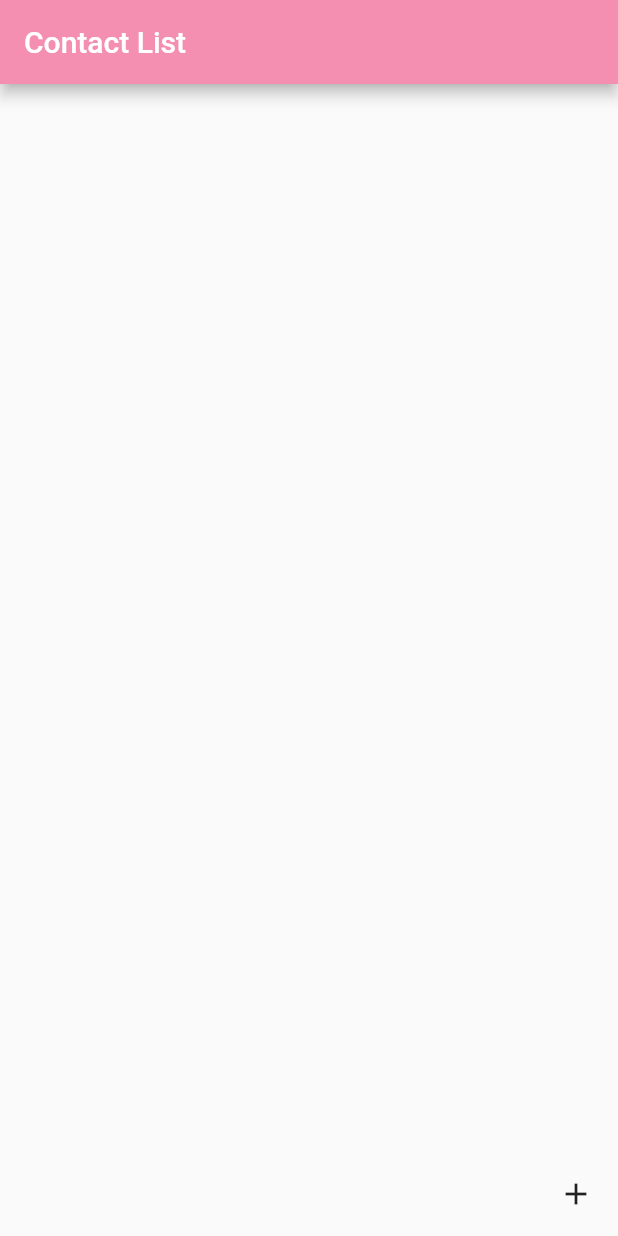
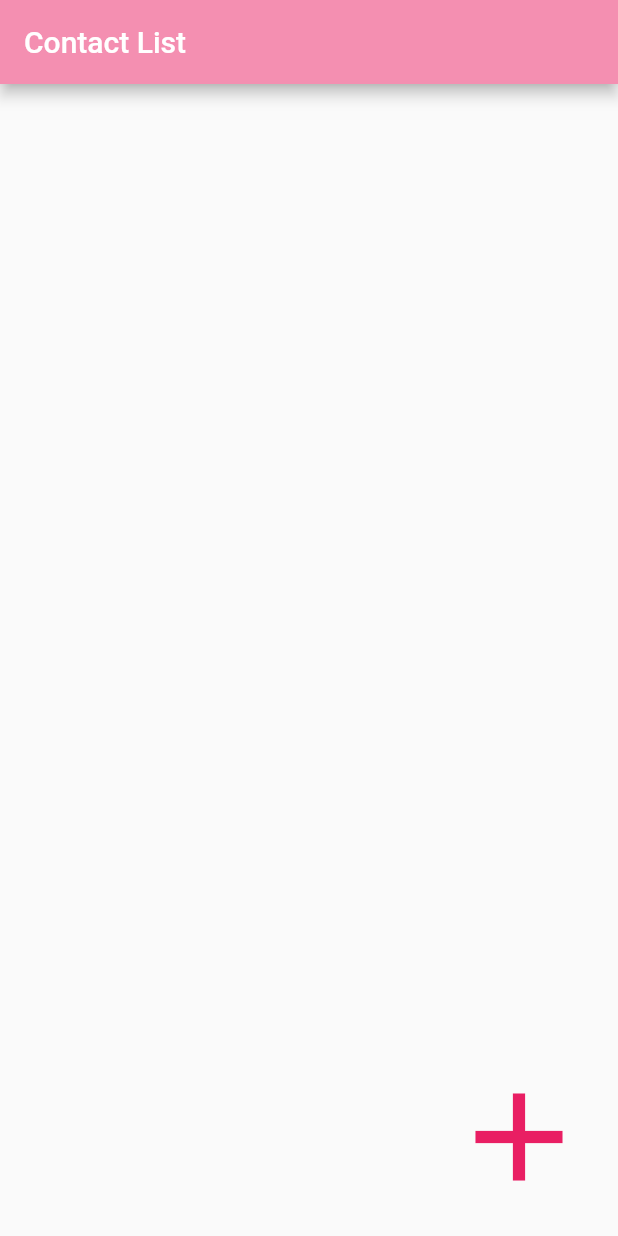
Before and after one commit to nuno314/contact-app-bloc-pattern, a Flutter app: the screen it shows after launch, on a phone screen of 412 x 824 dp. Run offline on Flutter 3.47's test engine with Material 2 defaults, Android fonts, the phone set to English and light mode, and no system bars.

```diff
--- a/lib/src/modules/contact/contact_list_page.dart
+++ b/lib/src/modules/contact/contact_list_page.dart
@@ -21,7 +21,11 @@ class _ContactListScreenState extends State<ContactListScreen> {
           Navigator.push(context,
               MaterialPageRoute(builder: (context) => CreateContactScreen()));
         },
-        child: const Icon(Icons.add),
+        child: const Icon(
+          Icons.add,
+          size: 100,
+          color: Colors.pink,
+        ),
       ),
       body: Column(
         children: [
```
